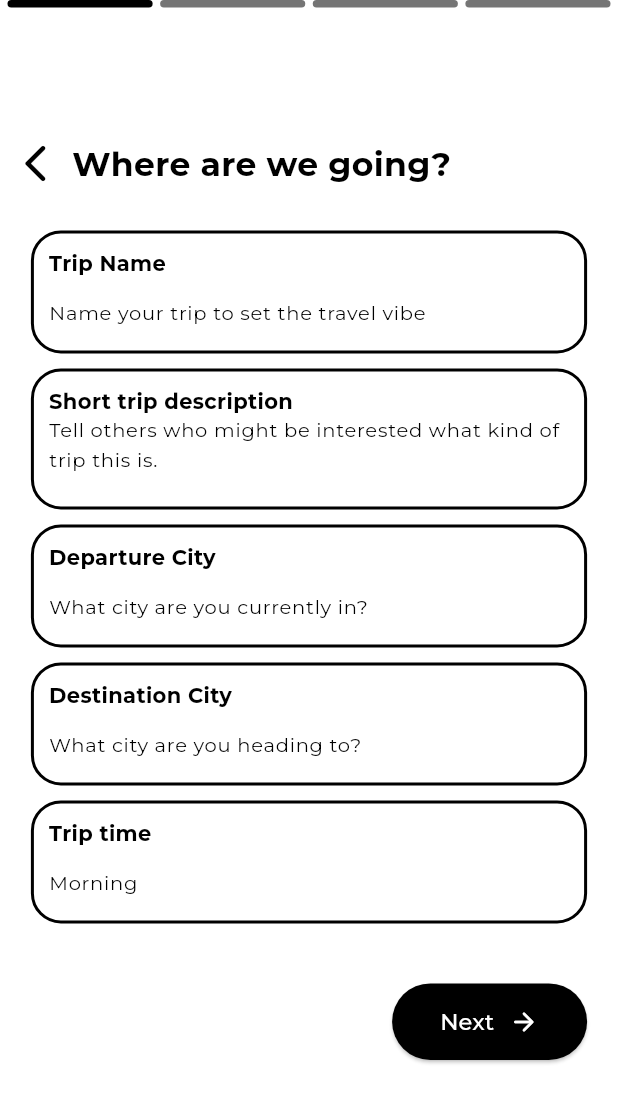
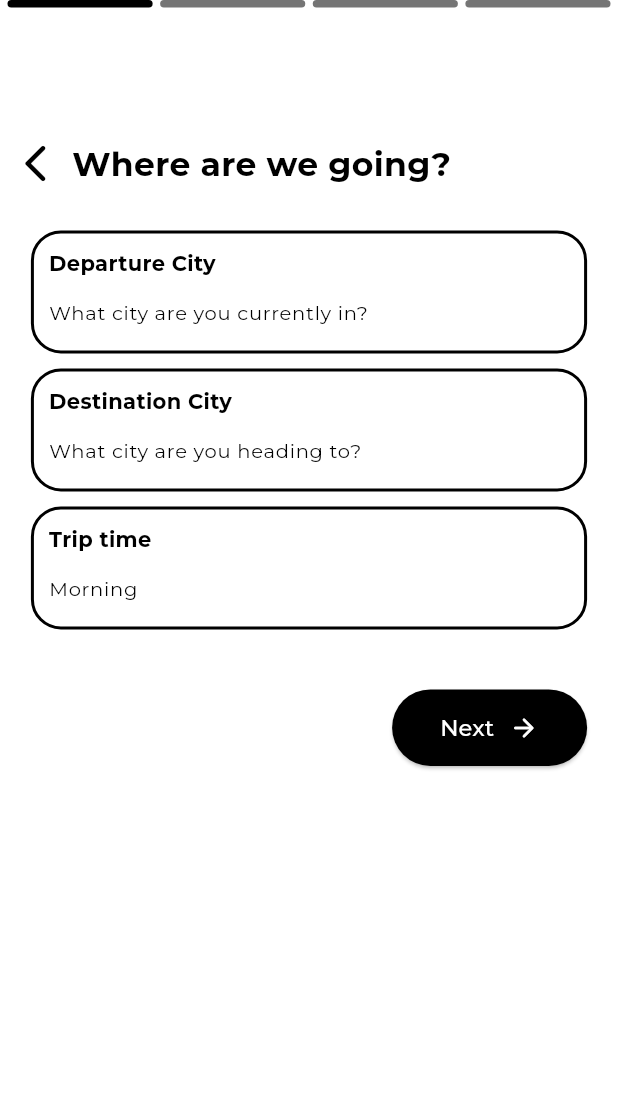
Before and after one commit to WilcoxFloydIII/odyss, a Flutter app: the TripDetailsScreen screen opened by its route, on a phone screen of 412 x 824 dp. Shown: the top 1103 px of the screen. Run offline on Flutter 3.47's test engine with Material 3 defaults, Android fonts, the light colour scheme and no system bars; our stand-ins replace flutter_riverpod, flutter_secure_storage, go_router, intl_phone_field, mask_text_input_formatter, shared_preferences; accounts and stored records are empty; project files that could hold a hidden picture were left out.

Commit message:
I have removed the trip name and trip description from the trip_details page

```diff
--- a/lib/main.dart
+++ b/lib/main.dart
@@ -18,7 +18,7 @@ class MyApp extends ConsumerWidget {
     return MaterialApp.router(
       title: 'Odyss',
       theme: AppTheme.lightTheme,
-      // darkTheme: AppTheme.darkTheme,
+      darkTheme: AppTheme.darkTheme,
       themeMode: themeMode,
       routerConfig: router,
       debugShowCheckedModeBanner: false,
--- a/lib/screens/signup_screens/signup_sc reen1.dart
+++ b/lib/screens/signup_screens/signup_sc reen1.dart
@@ -239,6 +239,7 @@ class _SignupPage1State extends State<SignupScreen1> {
                                             duration: Duration(seconds: 2),
                                             content: Text(
                                               'First name cannot be less than 3',
+                                              textAlign: TextAlign.center,
                                               style: TextStyle(
                                                 fontSize: 15,
                                                 fontWeight: FontWeight.w400,
@@ -259,6 +260,7 @@ class _SignupPage1State extends State<SignupScreen1> {
                                               duration: Duration(seconds: 2),
                                               content: Text(
                                                 'Last name cannot be less than 3',
+                                                textAlign: TextAlign.center,
                                                 style: TextStyle(
                                                   fontSize: 15,
                                                   fontWeight: FontWeight.w400,
@@ -276,6 +278,7 @@ class _SignupPage1State extends State<SignupScreen1> {
                                                 duration: Duration(seconds: 2),
                                                 content: Text(
                                                   'You must give a valid date of birth',
+                                                  textAlign: TextAlign.center,
                                                   style: TextStyle(
                                                     fontSize: 15,
                                                     fontWeight: FontWeight.w400,
--- a/lib/screens/trip_details_screen/trip_details_screen.dart
+++ b/lib/screens/trip_details_screen/trip_details_screen.dart
@@ -120,95 +120,6 @@ class _TripDetailsScreenState extends State<TripDetailsScreen> {
                         mainAxisAlignment: MainAxisAlignment.start,
                         crossAxisAlignment: CrossAxisAlignment.start,
                         children: [
-                          Container(
-                            width: MediaQuery.of(context).size.width * 0.9,
-                            padding: EdgeInsets.only(
-                              top: 10,
-                              bottom: 0,
-                              left: 10,
-                              right: 10,
-                            ),
-                            decoration: BoxDecoration(
-                              border: Border.all(width: 2),
-                              borderRadius: BorderRadius.circular(20),
-                            ),
-                            child: Column(
-                              mainAxisAlignment: MainAxisAlignment.spaceBetween,
-                              crossAxisAlignment: CrossAxisAlignment.start,
-                              children: [
-                                Text('Trip Name'),
-                                TextFormField(
-                                  controller: nameController,
-                                  keyboardType: TextInputType.text,
-                                  textInputAction: TextInputAction.next,
-                                  style: TextStyle(
-                                    fontSize: 13,
-                                    fontWeight: FontWeight.w400,
-                                  ),
-                                  decoration: InputDecoration(
-                                    hintText:
-                                        'Name your trip to set the travel vibe',
-                                    hintStyle: TextStyle(
-                                      fontSize: 13,
-                                      fontWeight: FontWeight.w400,
-                                    ),
-                                    border: InputBorder.none,
-                                    enabledBorder: InputBorder.none,
-                                    contentPadding: EdgeInsets.zero,
-                                    disabledBorder: InputBorder.none,
-                                    focusedBorder: InputBorder.none,
-                                  ),
-                                ),
-                              ],
-                            ),
-                          ),
-                          SizedBox(height: 10),
-                          Container(
-                            width: MediaQuery.of(context).size.width * 0.9,
-                            padding: EdgeInsets.only(
-                              top: 10,
-                              bottom: 0,
-                              left: 10,
-                              right: 10,
-                            ),
-                            decoration: BoxDecoration(
-                              border: Border.all(width: 2),
-                              borderRadius: BorderRadius.circular(20),
-                            ),
-                            child: Column(
-                              mainAxisAlignment: MainAxisAlignment.spaceBetween,
-                              crossAxisAlignment: CrossAxisAlignment.start,
-                              children: [
-                                Text('Short trip description'),
-                                TextFormField(
-                                  controller: descriptionController,
-                                  keyboardType: TextInputType.multiline,
-                                  expands: false,
-                                  maxLines: 5,
-                                  minLines: 3,
-                                  textInputAction: TextInputAction.next,
-                                  style: TextStyle(
-                                    fontSize: 13,
-                                    fontWeight: FontWeight.w400,
-                                  ),
-                                  decoration: InputDecoration(
-                                    hintText:
-                                        'Tell others who might be interested what kind of trip this is.',
-                                    hintStyle: TextStyle(
-                                      fontSize: 13,
-                                      fontWeight: FontWeight.w400,
-                                    ),
-                                    border: InputBorder.none,
-                                    enabledBorder: InputBorder.none,
-                                    contentPadding: EdgeInsets.zero,
-                                    disabledBorder: InputBorder.none,
-                                    focusedBorder: InputBorder.none,
-                                  ),
-                                ),
-                              ],
-                            ),
-                          ),
-                          SizedBox(height: 10),
                           Container(
                             width: MediaQuery.of(context).size.width * 0.9,
                             padding: EdgeInsets.only(
```
